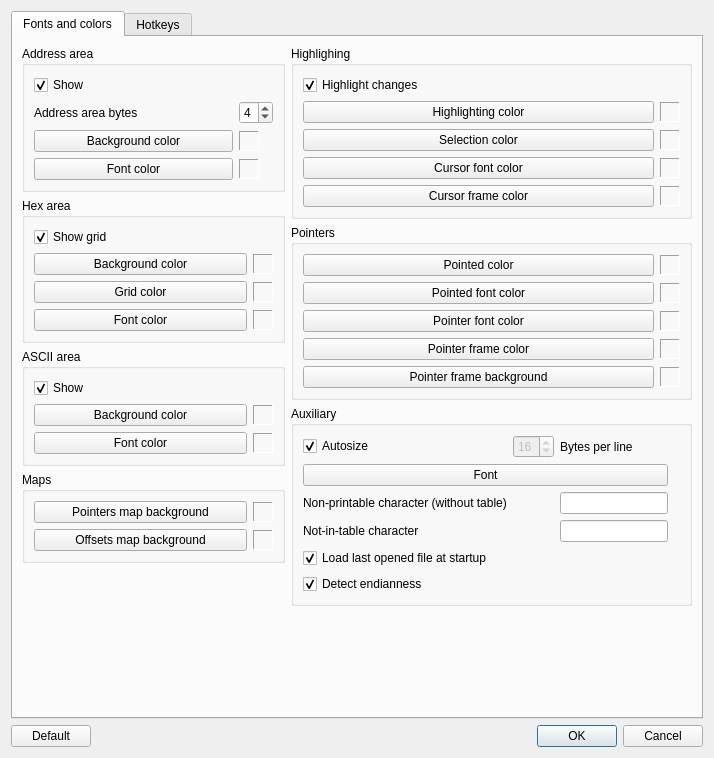
First picture: the form in src/optionsdialog.ui, repository road-t/RTHextion, before the edit.
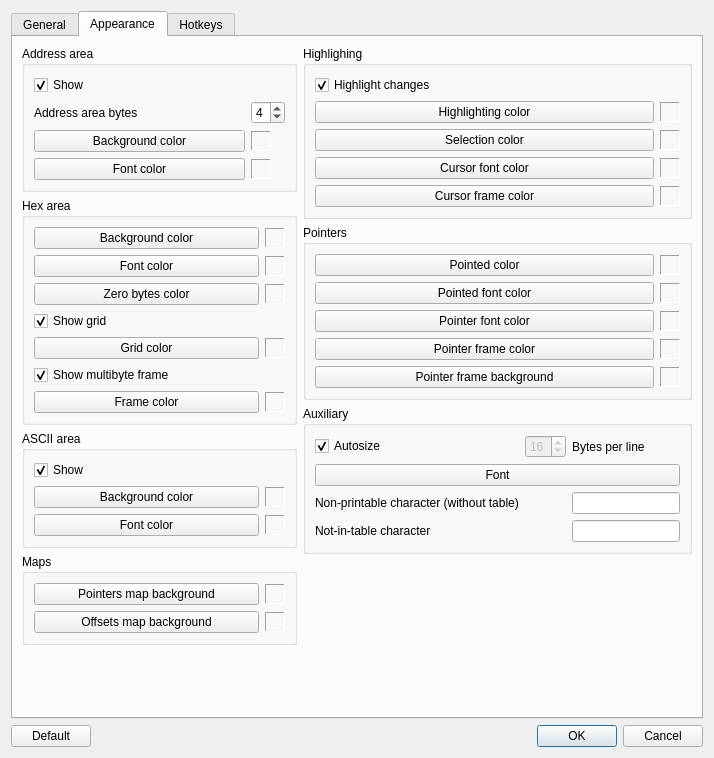
Second picture: the form after the edit. The open tabs and pages were chosen to show the change.

Commit message: Multibyte characters support implemented

What changed in the file:
```diff
--- a/src/optionsdialog.ui
+++ b/src/optionsdialog.ui
@@ -22,9 +22,74 @@
   <layout class="QVBoxLayout" name="verticalLayout">
    <item>
     <widget class="QTabWidget" name="tabWidget">
+     <widget class="QWidget" name="pageGeneral">
+      <attribute name="title">
+       <string>General</string>
+      </attribute>
+      <layout class="QVBoxLayout" name="vl_general">
+       <item>
+        <widget class="QGroupBox" name="gbGeneralSettings">
+         <property name="title">
+          <string>Settings</string>
+         </property>
+         <layout class="QVBoxLayout" name="vl_general_settings">
+          <item>
+           <widget class="QCheckBox" name="cbAutoLoadRecentFile">
+            <property name="text">
+             <string>Load last opened file at startup</string>
+            </property>
+            <property name="checked">
+             <bool>true</bool>
+            </property>
+           </widget>
+          </item>
+          <item>
+           <widget class="QCheckBox" name="cbDetectEndianness">
+            <property name="toolTip">
+             <string>Auto-detect byte order (experimental)</string>
+            </property>
+            <property name="text">
+             <string>Detect ROM type</string>
+            </property>
+            <property name="checked">
+             <bool>true</bool>
+            </property>
+           </widget>
+          </item>
+          <item>
+           <spacer name="verticalSpacer_general">
+            <property name="orientation">
+             <enum>Qt::Vertical</enum>
+            </property>
+            <property name="sizeHint" stdset="0">
+             <size>
+              <width>20</width>
+              <height>40</height>
+             </size>
+            </property>
+           </spacer>
+          </item>
+         </layout>
+        </widget>
+       </item>
+       <item>
+        <spacer name="verticalSpacer_general_bottom">
+         <property name="orientation">
+          <enum>Qt::Vertical</enum>
+         </property>
+         <property name="sizeHint" stdset="0">
+          <size>
+           <width>20</width>
+           <height>40</height>
+          </size>
+         </property>
+        </spacer>
+       </item>
+      </layout>
+     </widget>
      <widget class="QWidget" name="pageFontsColors">
       <attribute name="title">
-       <string>Fonts and colors</string>
+       <string>Appearance</string>
       </attribute>
       <layout class="QHBoxLayout" name="hl_fontscolors">
      <item>
@@ -162,16 +227,6 @@
           <string>Hex area</string>
          </property>
          <layout class="QGridLayout" name="gridLayout_hex">
-          <item row="0" column="0">
-           <widget class="QCheckBox" name="cbShowHexGrid">
-            <property name="text">
-             <string>Show grid</string>
-            </property>
-            <property name="checked">
-             <bool>true</bool>
-            </property>
-           </widget>
-          </item>
           <item row="1" column="0">
            <widget class="QPushButton" name="pbHexAreaBackground">
             <property name="text">
@@ -211,13 +266,99 @@
            </widget>
           </item>
           <item row="2" column="0">
+           <widget class="QPushButton" name="pbHexFontColor">
+            <property name="text">
+             <string>Font color</string>
+            </property>
+           </widget>
+          </item>
+          <item row="2" column="1">
+           <widget class="QLabel" name="lbHexFontColor">
+            <property name="sizePolicy">
+             <sizepolicy hsizetype="Fixed" vsizetype="Fixed">
+              <horstretch>20</horstretch>
+              <verstretch>20</verstretch>
+             </sizepolicy>
+            </property>
+            <property name="minimumSize">
+             <size>
+              <width>20</width>
+              <height>20</height>
+             </size>
+            </property>
+            <property name="maximumSize">
+             <size>
+              <width>20</width>
+              <height>20</height>
+             </size>
+            </property>
+            <property name="frameShape">
+             <enum>QFrame::Panel</enum>
+            </property>
+            <property name="frameShadow">
+             <enum>QFrame::Sunken</enum>
+            </property>
+            <property name="text">
+             <string/>
+            </property>
+           </widget>
+          </item>
+          <item row="3" column="0">
+           <widget class="QPushButton" name="pbZeroByteFontColor">
+            <property name="text">
+             <string>Zero bytes color</string>
+            </property>
+           </widget>
+          </item>
+          <item row="3" column="1">
+           <widget class="QLabel" name="lbZeroByteFontColor">
+            <property name="sizePolicy">
+             <sizepolicy hsizetype="Fixed" vsizetype="Fixed">
+              <horstretch>20</horstretch>
+              <verstretch>20</verstretch>
+             </sizepolicy>
+            </property>
+            <property name="minimumSize">
+             <size>
+              <width>20</width>
+              <height>20</height>
+             </size>
+            </property>
+            <property name="maximumSize">
+             <size>
+              <width>20</width>
+              <height>20</height>
+             </size>
+            </property>
+            <property name="frameShape">
+             <enum>QFrame::Panel</enum>
+            </property>
+            <property name="frameShadow">
+             <enum>QFrame::Sunken</enum>
+            </property>
+            <property name="text">
+             <string/>
+            </property>
+           </widget>
+          </item>
+          <item row="4" column="0" colspan="2">
+           <widget class="QCheckBox" name="cbShowHexGrid">
+            <property name="text">
+             <string>Show grid</string>
+            </property>
+            <property name="checked">
+             <bool>true</bool>
+            </property>
+           </widget>
+          </item>
+          <item row="5" column="0">
            <widget class="QPushButton" name="pbHexAreaGrid">
             <property name="text">
              <string>Grid color</string>
             </property>
            </widget>
           </item>
-          <item row="2" column="1">
+          <item row="5" column="1">
            <widget class="QLabel" name="lbHexAreaGrid">
             <property name="sizePolicy">
              <sizepolicy hsizetype="Fixed" vsizetype="Fixed">
@@ -248,15 +389,25 @@
             </property>
            </widget>
           </item>
-          <item row="3" column="0">
-           <widget class="QPushButton" name="pbHexFontColor">
+          <item row="6" column="0" colspan="2">
+           <widget class="QCheckBox" name="cbShowMultibyteFrame">
             <property name="text">
-             <string>Font color</string>
+             <string>Show multibyte frame</string>
             </property>
+            <property name="checked">
+             <bool>true</bool>
+            </property>
            </widget>
           </item>
-          <item row="3" column="1">
-           <widget class="QLabel" name="lbHexFontColor">
+          <item row="7" column="0">
+           <widget class="QPushButton" name="pbMultibyteFrameColor">
+            <property name="text">
+             <string>Frame color</string>
+            </property>
+           </widget>
+          </item>
+          <item row="7" column="1">
+           <widget class="QLabel" name="lbMultibyteFrameColor">
             <property name="sizePolicy">
              <sizepolicy hsizetype="Fixed" vsizetype="Fixed">
               <horstretch>20</horstretch>
@@ -887,16 +1038,6 @@
             </property>
            </widget>
           </item>
-          <item row="12" column="0" colspan="5">
-           <widget class="QCheckBox" name="cbAutoLoadRecentFile">
-            <property name="text">
-             <string>Load last opened file at startup</string>
-            </property>
-            <property name="checked">
-             <bool>true</bool>
-            </property>
-           </widget>
-          </item>
           <item row="11" column="2">
            <widget class="QLineEdit" name="leNotInTableChar">
             <property name="maxLength">
@@ -904,19 +1045,6 @@
             </property>
            </widget>
           </item>
-          <item row="13" column="0" colspan="5">
-           <widget class="QCheckBox" name="cbDetectEndianness">
-            <property name="toolTip">
-             <string>Auto-detect byte order (experimental)</string>
-            </property>
-            <property name="text">
-             <string>Detect endianness</string>
-            </property>
-            <property name="checked">
-             <bool>true</bool>
-            </property>
-           </widget>
-          </item>
           <item row="1" column="2">
            <widget class="QLabel" name="lbBytesPerLine">
             <property name="maximumSize">
```
The commit also changes 25 other files.
